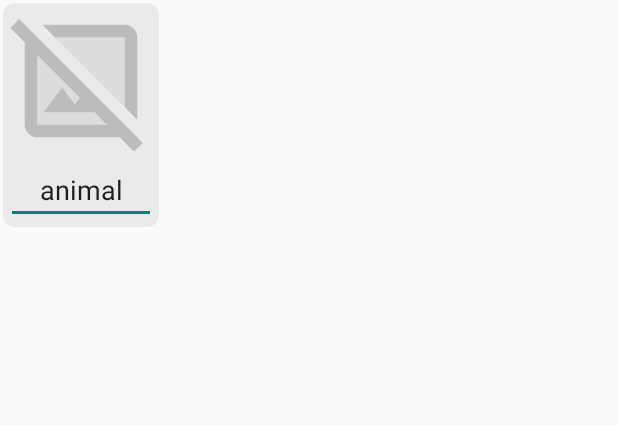
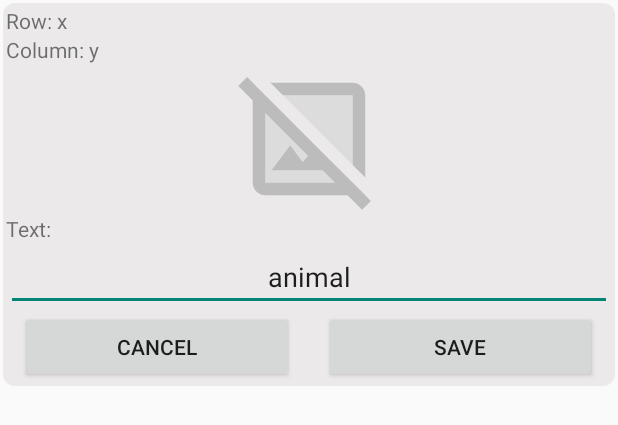
Before and after one commit to fesave/AAC-Board, an Android app: the layout fragment_edit_board_cell.xml on its own in the app's theme, with its tools: preview values and no code run, on a phone screen of 412 x 824 dp. Shown: the top 425 px of the screen. Run offline under Robolectric (Android 15) with nearby library versions, the phone set to English and light mode, and no system bars.

Commit message:
Update EditBoardCellFragment to implement all functionality and navigation

```diff
--- a/app/src/main/java/com/architectcoders/aacboard/di/UseCaseModule.kt
+++ b/app/src/main/java/com/architectcoders/aacboard/di/UseCaseModule.kt
@@ -1,5 +1,8 @@
 package com.architectcoders.aacboard.di
 
+import com.architectcoders.aacboard.domain.use_case.cell.delete.DeleteCellUseCase
+import com.architectcoders.aacboard.domain.use_case.cell.get.GetCellUseCase
+import com.architectcoders.aacboard.domain.use_case.cell.save.SaveCellUseCase
 import com.architectcoders.aacboard.domain.use_case.dashboard.delete.DeleteDashboardUseCase
 import com.architectcoders.aacboard.domain.use_case.dashboard.get.GetAllDashboardsUseCase
 import com.architectcoders.aacboard.domain.use_case.dashboard.get.GetDashboardUseCase
@@ -19,6 +22,9 @@ val useCaseModule = module {
     factory { GetPreferredDashboardIdUseCase(get()) }
     factory { SaveDashboardUseCase(get()) }
     factory { SetPreferredDashboardIdUseCase(get()) }
+    factory { GetCellUseCase(get()) }
+    factory { SaveCellUseCase(get()) }
+    factory { DeleteCellUseCase(get()) }
     factory { SearchPictogramsUseCase(get()) }
     factory { GetLastUserRegionUseCase(get()) }
 }
--- a/app/src/main/java/com/architectcoders/aacboard/di/ViewModelModule.kt
+++ b/app/src/main/java/com/architectcoders/aacboard/di/ViewModelModule.kt
@@ -1,5 +1,6 @@
 package com.architectcoders.aacboard.di
 
+import com.architectcoders.aacboard.ui.fragments.viewmodel.EditBoardCellViewModel
 import com.architectcoders.aacboard.ui.fragments.viewmodel.ListDashboardsViewModel
 import com.architectcoders.aacboard.ui.fragments.viewmodel.MainDashboardViewModel
 import com.architectcoders.aacboard.ui.fragments.viewmodel.SearchPictogramsViewModel
@@ -10,4 +11,5 @@ val viewModelModule = module {
     viewModel { ListDashboardsViewModel(get(), get(), get(), get(), get()) }
     viewModel { MainDashboardViewModel(get()) }
     viewModel { SearchPictogramsViewModel(get(), get()) }
+    viewModel { EditBoardCellViewModel(get(),get()) }
 }
--- a/app/src/main/res/layout/fragment_edit_board_cell.xml
+++ b/app/src/main/res/layout/fragment_edit_board_cell.xml
@@ -2,12 +2,24 @@
 <LinearLayout xmlns:android="http://schemas.android.com/apk/res/android"
     xmlns:app="http://schemas.android.com/apk/res-auto"
     xmlns:tools="http://schemas.android.com/tools"
-    android:layout_width="wrap_content"
+    android:layout_width="match_parent"
     android:layout_height="wrap_content"
     android:layout_margin="2dp"
     android:background="@drawable/cell_background"
     android:orientation="vertical"
     android:padding="2dp">
+
+    <TextView
+        android:id="@+id/rowLabel"
+        android:layout_width="match_parent"
+        android:layout_height="wrap_content"
+        tools:text="Row: x"/>
+
+    <TextView
+        android:id="@+id/columnLabel"
+        android:layout_width="match_parent"
+        android:layout_height="wrap_content"
+        tools:text="Column: y" />
 
     <androidx.appcompat.widget.AppCompatImageView
         android:id="@+id/pictogram"
@@ -17,6 +29,12 @@
         android:adjustViewBounds="true"
         app:srcCompat="@drawable/ic_no_image"
         android:layout_gravity="center_horizontal"/>
+    <TextView
+        android:id="@+id/keywordLabel"
+        android:labelFor="@+id/keyword"
+        android:layout_width="match_parent"
+        android:layout_height="wrap_content"
+        android:text="@string/text" />
     <EditText
         android:id="@+id/keyword"
         android:layout_width="match_parent"
@@ -28,4 +46,26 @@
         android:gravity="center"
         android:importantForAutofill="no"/>
 
+    <LinearLayout
+        android:layout_width="match_parent"
+        android:layout_height="wrap_content"
+        android:orientation="horizontal">
+        <Button
+            android:id="@+id/cancel_button"
+            android:layout_width="0dp"
+            android:layout_height="wrap_content"
+            android:layout_marginHorizontal="10dp"
+            android:text="@string/cancel"
+            android:layout_weight="6"/>
+        <Button
+            android:id="@+id/save_button"
+            android:layout_width="0dp"
+            android:layout_height="wrap_content"
+            android:layout_marginHorizontal="10dp"
+            android:text="@string/save"
+            android:layout_weight="6"/>
+
+    </LinearLayout>
+
+
 </LinearLayout>
--- a/app/src/main/res/values/strings.xml
+++ b/app/src/main/res/values/strings.xml
@@ -5,10 +5,14 @@
     <string name="select_dashboard">Select your preferred dashboard from the list</string>
     <string name="new_dashboard">New dashboard</string>
     <string name="query_string">Query string:</string>
+    <string name="save">Save</string>
     <string name="search">Search</string>
     <string name="cancel">Cancel</string>
     <string name="serverError">Server error: %d</string>
     <string name="connectivityError">Connectivity error</string>
     <string name="unknownError">Unknown error</string>
     <string name="noMatchFoundError">No pictogram found for the requested search</string>
+    <string name="text">Text:</string>
+    <string name="column_label">Column: %d\</string>
+    <string name="row_label">Row: %d\</string>
 </resources>
--- a/data/src/main/java/com/architectcoders/aacboard/data/datasource/local/DashboardLocalDataSource.kt
+++ b/data/src/main/java/com/architectcoders/aacboard/data/datasource/local/DashboardLocalDataSource.kt
@@ -15,6 +15,12 @@ interface DashboardLocalDataSource {
 
     suspend fun deleteDashboard(id: Int)
 
+    suspend fun getDashboardCell(dashboardId: Int, row: Int, column: Int): Cell?
+
+    suspend fun saveDashboardCell(dashboardId: Int, cell: Cell)
+
+    suspend fun deleteDashboardCell(dashboardId: Int, cell: Cell)
+
     suspend fun deleteCells(dashboardId: Int, cells: List<Cell>)
 
     suspend fun deleteCellsContent(dashboardId: Int, cells: List<Cell>)
--- a/domain/src/main/java/com/architectcoders/aacboard/domain/repository/PictogramsRepository.kt
+++ b/domain/src/main/java/com/architectcoders/aacboard/domain/repository/PictogramsRepository.kt
@@ -17,6 +17,12 @@ interface PictogramsRepository {
 
     suspend fun deleteDashboard(id: Int)
 
+    suspend fun getDashboardCell(dashboardId: Int, row: Int, column:Int): Cell?
+
+    suspend fun saveDashboardCell(dashboardId: Int, cell: Cell)
+
+    suspend fun deleteDashboardCell(dashboardId: Int, cell: Cell)
+
     suspend fun deleteDashboardCells(dashboardId: Int, cells: List<Cell>)
 
     suspend fun deleteDashboardCellContent(dashboardId: Int, cells: List<Cell>)
```
Also changed, not shown: app/src/main/java/com/architectcoders/aacboard/database/dao/DashboardDao.kt (+7 -1 lines), app/src/main/java/com/architectcoders/aacboard/datasource/local/DashboardLocalDataSourceImpl.kt (+12 -4 lines), app/src/main/java/com/architectcoders/aacboard/ui/fragments/EditBoardCellFragment.kt (+50 -4 lines), app/src/main/java/com/architectcoders/aacboard/ui/fragments/viewmodel/EditBoardCellViewModel.kt (added, +81 -0 lines), app/src/main/res/navigation/nav_graph.xml (+5 -3 lines), data/src/main/java/com/architectcoders/aacboard/data/repository/PictogramsRepositoryImpl.kt (+12 -0 lines), domain/src/main/java/com/architectcoders/aacboard/domain/use_case/cell/delete/DeleteCellUseCase.kt (added, +13 -0 lines), domain/src/main/java/com/architectcoders/aacboard/domain/use_case/cell/get/GetCellUseCase.kt (added, +14 -0 lines), domain/src/main/java/com/architectcoders/aacboard/domain/use_case/cell/save/SaveCellUseCase.kt (added, +13 -0 lines).
